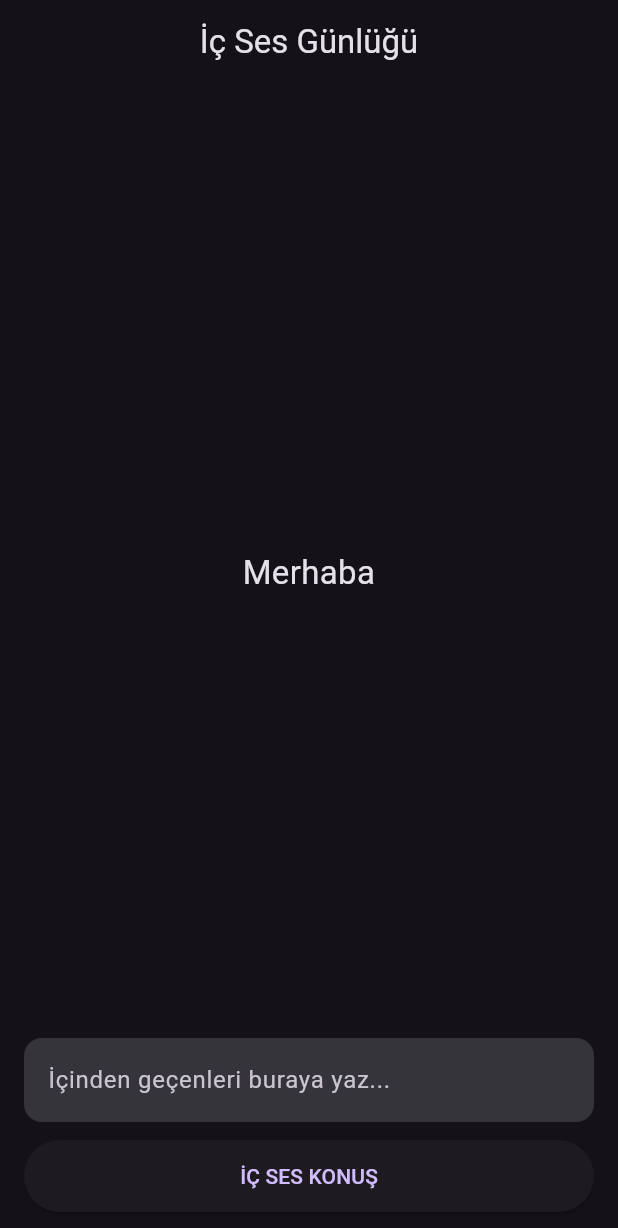
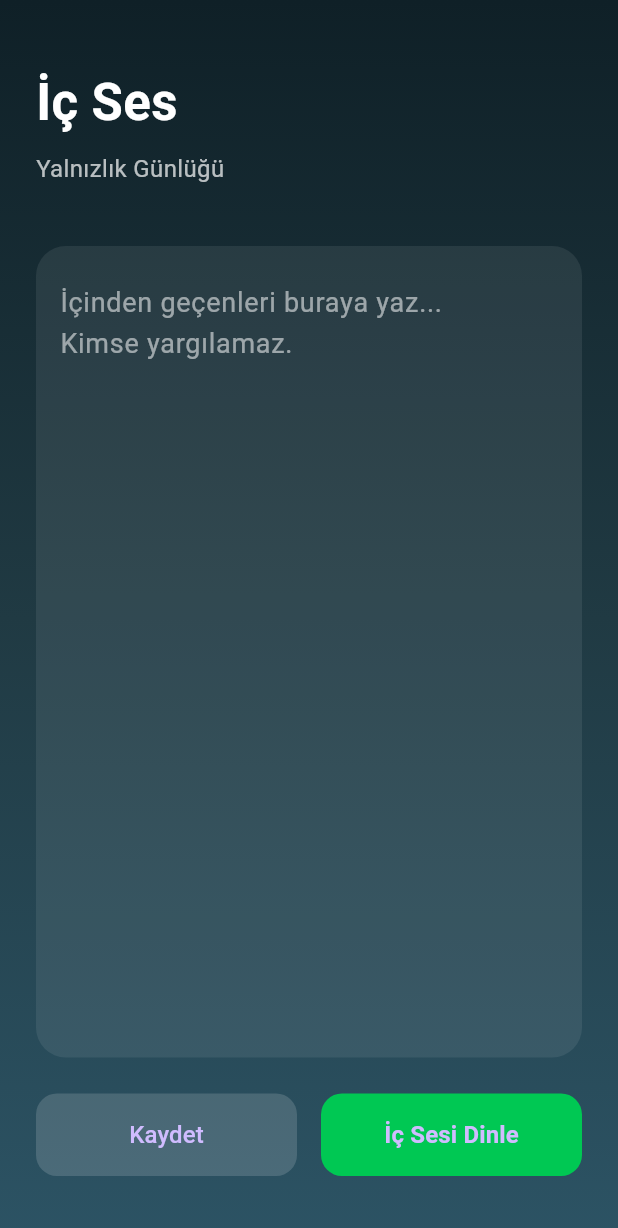
Before and after one commit to kssdurmus-creator/ic-ses-yalnizlik-gunlugu, a Flutter app: the screen it shows after launch, on a phone screen of 412 x 824 dp. Shown: the top 1228 px of the screen. Run offline on Flutter 3.47's test engine with Material 3 defaults, Android fonts, the phone set to English and light mode, and no system bars; our stand-ins replace flutter_tts, speech_to_text.

Commit message:
Update main.dart

```diff
--- a/lib/main.dart
+++ b/lib/main.dart
@@ -11,75 +11,143 @@ class IcSesApp extends StatelessWidget {
   Widget build(BuildContext context) {
     return MaterialApp(
       debugShowCheckedModeBanner: false,
-      title: 'İç Ses',
-      theme: ThemeData.dark(),
+      title: 'İç Ses – Yalnızlık Günlüğü',
+      theme: ThemeData(
+        fontFamily: 'Roboto',
+        brightness: Brightness.dark,
+      ),
       home: const HomePage(),
     );
   }
 }
 
-class HomePage extends StatefulWidget {
+class HomePage extends StatelessWidget {
   const HomePage({super.key});
-
-  @override
-  State<HomePage> createState() => _HomePageState();
-}
-
-class _HomePageState extends State<HomePage> {
-  final TextEditingController _controller = TextEditingController();
-  String _icSes = "Merhaba";
-
-  void _konus() {
-    if (_controller.text.trim().isEmpty) return;
-
-    setState(() {
-      _icSes = _controller.text;
-      _controller.clear();
-    });
-  }
 
   @override
   Widget build(BuildContext context) {
     return Scaffold(
-      appBar: AppBar(
-        title: const Text("İç Ses Günlüğü"),
-        centerTitle: true,
+      body: Container(
+        width: double.infinity,
+        height: double.infinity,
+        decoration: const BoxDecoration(
+          gradient: LinearGradient(
+            begin: Alignment.topCenter,
+            end: Alignment.bottomCenter,
+            colors: [
+              Color(0xFF0F2027),
+              Color(0xFF203A43),
+              Color(0xFF2C5364),
+            ],
           ),
-      body: Padding(
+        ),
+        child: SafeArea(
+          child: Padding(
+            padding: const EdgeInsets.all(24),
+            child: Column(
+              crossAxisAlignment: CrossAxisAlignment.start,
+              children: [
+                const SizedBox(height: 20),
+
+                /// BAŞLIK
+                const Text(
+                  "İç Ses",
+                  style: TextStyle(
+                    fontSize: 34,
+                    fontWeight: FontWeight.bold,
+                    color: Colors.white,
+                  ),
+                ),
+
+                const SizedBox(height: 8),
+
+                /// ALT BAŞLIK
+                const Text(
+                  "Yalnızlık Günlüğü",
+                  style: TextStyle(
+                    fontSize: 16,
+                    color: Colors.white70,
+                  ),
+                ),
+
+                const SizedBox(height: 40),
+
+                /// YAZI ALANI
+                Expanded(
+                  child: Container(
                     padding: const EdgeInsets.all(16),
-        child: Column(
-          children: [
-            Expanded(
-              child: Center(
-                child: Text(
-                  _icSes,
-                  style: const TextStyle(fontSize: 22),
-                  textAlign: TextAlign.center,
+                    decoration: BoxDecoration(
+                      color: Colors.white.withOpacity(0.08),
+                      borderRadius: BorderRadius.circular(20),
+                    ),
+                    child: const TextField(
+                      maxLines: null,
+                      expands: true,
+                      style: TextStyle(
+                        fontSize: 18,
+                        color: Colors.white,
+                      ),
+                      decoration: InputDecoration(
+                        border: InputBorder.none,
+                        hintText: "İçinden geçenleri buraya yaz...\nKimse yargılamaz.",
+                        hintStyle: TextStyle(
+                          color: Colors.white54,
                         ),
                       ),
                     ),
-            TextField(
-              controller: _controller,
-              maxLines: null,
-              decoration: InputDecoration(
-                hintText: "İçinden geçenleri buraya yaz...",
-                filled: true,
-                border: OutlineInputBorder(
-                  borderRadius: BorderRadius.circular(12),
-                  borderSide: BorderSide.none,
+                  ),
+                ),
+
+                const SizedBox(height: 24),
+
+                /// BUTONLAR
+                Row(
+                  children: [
+                    Expanded(
+                      child: ElevatedButton(
+                        onPressed: () {},
+                        style: ElevatedButton.styleFrom(
+                          backgroundColor: Colors.white.withOpacity(0.15),
+                          elevation: 0,
+                          padding: const EdgeInsets.symmetric(vertical: 16),
+                          shape: RoundedRectangleBorder(
+                            borderRadius: BorderRadius.circular(14),
+                          ),
+                        ),
+                        child: const Text(
+                          "Kaydet",
+                          style: TextStyle(fontSize: 16),
                         ),
                       ),
                     ),
-            const SizedBox(height: 12),
-            SizedBox(
-              width: double.infinity,
-              height: 48,
+                    const SizedBox(width: 16),
+                    Expanded(
                       child: ElevatedButton(
-                onPressed: _konus,
-                child: const Text("İÇ SES KONUŞ"),
+                        onPressed: () {},
+                        style: ElevatedButton.styleFrom(
+                          backgroundColor: const Color(0xFF00C853),
+                          elevation: 0,
+                          padding: const EdgeInsets.symmetric(vertical: 16),
+                          shape: RoundedRectangleBorder(
+                            borderRadius: BorderRadius.circular(14),
+                          ),
+                        ),
+                        child: const Text(
+                          "İç Sesi Dinle",
+                          style: TextStyle(
+                            fontSize: 16,
+                            fontWeight: FontWeight.bold,
+                          ),
+                        ),
                       ),
                     ),
                   ],
+                ),
+
+                const SizedBox(height: 16),
+              ],
+            ),
+          ),
         ),
       ),
     );
```
Lines whose indentation alone changed are shown as unchanged.
